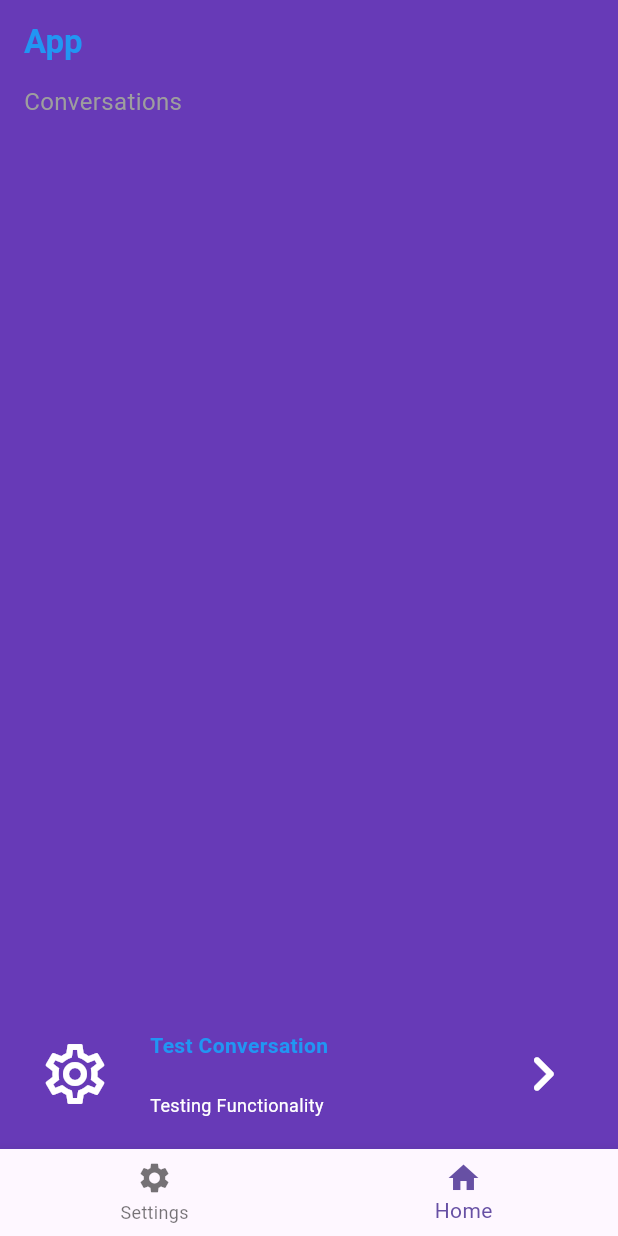
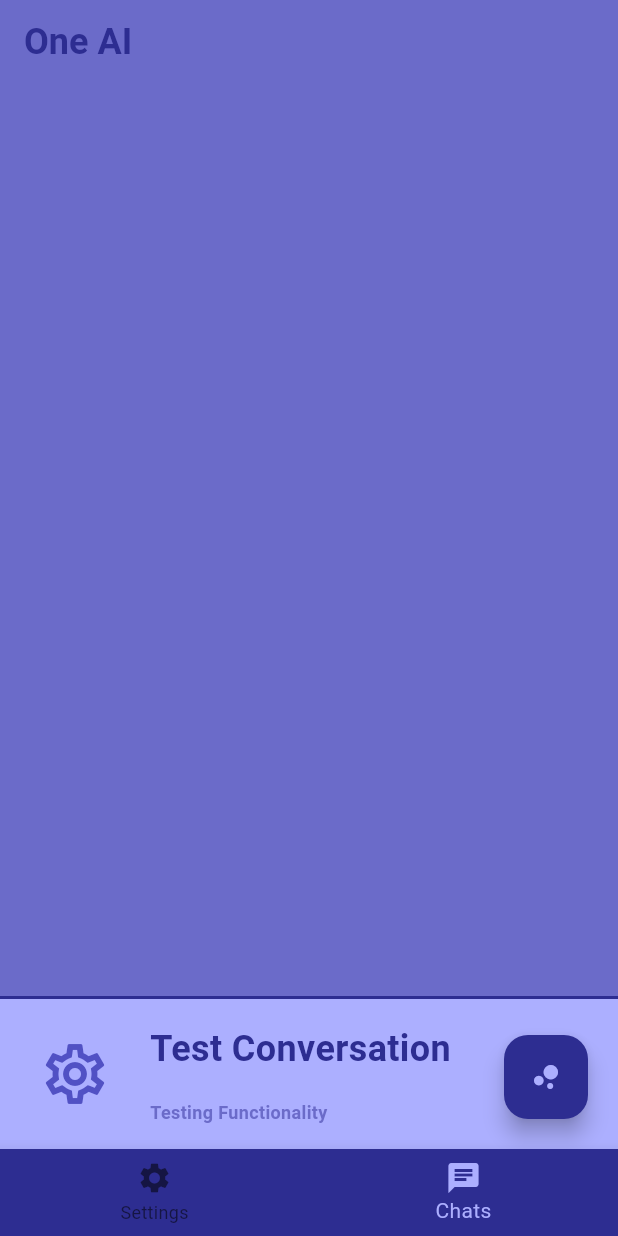
Before and after one commit to quaxlyqueen/one-ai, a Flutter app: the screen it shows after launch, on a phone screen of 412 x 824 dp. Run offline on Flutter 3.47's test engine with Material 3 defaults, Android fonts, the phone set to English and light mode, and no system bars; our stand-ins replace auto_size_text, cached_network_image, easy_debounce, flutter_animate, flutter_riverpod, google_fonts and 1 more; missing offline and left inert: flutterflow_ui; statements that could not run were skipped.

Commit message:
added send functionality to icon.

```diff
--- a/mobile/app/lib/components/conversation_thread/conversation.dart
+++ b/mobile/app/lib/components/conversation_thread/conversation.dart
@@ -18,7 +18,7 @@ class Conversation with ChangeNotifier {
   }
 
   void loadChats() {
-    chats = Server.getChatsByConversationID(conversationID);
+    chats = Backend.getChatsByConversationID(conversationID);
   }
 
   void setLabel() {
--- a/mobile/app/lib/components/conversation_thread/conversation_thread_model.dart
+++ b/mobile/app/lib/components/conversation_thread/conversation_thread_model.dart
@@ -20,7 +20,7 @@ class ConversationThreadModel extends FlutterFlowModel<ConversationThreadWidget>
 
   @override
   void initState(BuildContext context) {
-    conversation = Server.getLoadedConversation();
+    conversation = Backend.getLoadedConversation();
     promptBoxModel = createModel(context, () => PromptBoxModel());
   }
 
--- a/mobile/app/lib/main.dart
+++ b/mobile/app/lib/main.dart
@@ -28,13 +28,14 @@ BottomNavigationBarItem _buildNavigationItem(int index) {
       iconData = Icons.settings;
       break;
     case 1:
-      label = 'Home';
-      iconData = Icons.home;
+      label = 'Chats';
+      iconData = Icons.chat;
       break;
   }
   return BottomNavigationBarItem(
     icon: Icon(iconData),
     label: label,
+    backgroundColor: AppTheme.lightest,
   );
 }
 
@@ -63,15 +64,15 @@ class MyApp extends ConsumerWidget {
     final selectedIndex = ref.watch(selectedIndexProvider);
 
     return MaterialApp(
-      title: 'App',
+      title: 'One AI',
       home: Scaffold(
-        backgroundColor: AppTheme.secondaryBackground,
+        backgroundColor: AppTheme.medium,
         appBar: AppBar(
             backgroundColor: AppTheme.secondaryBackground,
             automaticallyImplyLeading: false,
             title: const Text(
-              'App',
-              style: AppTheme.headlineLarge,
+              'One AI',
+              style: AppTheme.displayLarge,
             ),
             actions: const [],
             centerTitle: false,
@@ -79,6 +80,8 @@ class MyApp extends ConsumerWidget {
           ),
         body: _pages[selectedIndex],
         bottomNavigationBar: BottomNavigationBar(
+          backgroundColor: AppTheme.darkest,
+          selectedItemColor: AppTheme.lightest,
           // Set the number of items to the length of the pages list
           items: List.generate(_pages.length, (index) => _buildNavigationItem(index)),
           currentIndex: selectedIndex,
--- a/mobile/app/lib/pages/conversations_list_widget.dart
+++ b/mobile/app/lib/pages/conversations_list_widget.dart
@@ -6,7 +6,6 @@ import 'package:app/util/server.dart';
 
 import 'package:flutterflow_ui/flutterflow_ui.dart';
 import 'package:flutter/material.dart';
-import 'package:flutter_riverpod/flutter_riverpod.dart';
 
 import 'conversations_list_model.dart';
 export 'conversations_list_model.dart';
@@ -29,10 +28,10 @@ class _ConversationsListWidgetState extends State<ConversationsListWidget> {
   @override
   void initState() {
     super.initState();
-    Server().init();
+    Backend().init();
 
     if(conversations.isEmpty) {
-      List<Conversation> convoys = Server.conversations;
+      List<Conversation> convoys = Backend.conversations;
       for(Conversation c in convoys) {
         conversations.add(ConversationWidget(conversation: c,));
       }
@@ -55,17 +54,12 @@ class _ConversationsListWidgetState extends State<ConversationsListWidget> {
           : FocusScope.of(context).unfocus(),
       child: SafeArea(
         top: true,
-            child: Column(
+            child: Stack(
+              children: [
+                Column(
                   mainAxisSize: MainAxisSize.max,
                   crossAxisAlignment: CrossAxisAlignment.start,
                   children: [
-                const Padding(
-                  padding: EdgeInsetsDirectional.fromSTEB(16, 0, 0, 0),
-                  child: Text(
-                    'Conversations',
-                    style: AppTheme.labelMedium,
-                  ),
-                ),
                     Expanded(
                       child: Align(
                         alignment: const AlignmentDirectional(0, 0),
@@ -78,23 +72,31 @@ class _ConversationsListWidgetState extends State<ConversationsListWidget> {
                               return Align(
                                 alignment: const AlignmentDirectional(0, 0),
                                 child: InkWell(
-                            splashColor: Colors.transparent,
-                            focusColor: Colors.transparent,
-                            hoverColor: Colors.transparent,
-                            highlightColor: Colors.transparent,
+                                  splashColor: AppTheme.accent,
+                                  focusColor: AppTheme.lightest,
+                                  hoverColor: AppTheme.dark,
+                                  highlightColor: AppTheme.darkest,
                                   // TODO
                                   // onTap: () async {
                                   //   context.pushNamed('Conversation');
                                   // },
+                                  child: Container(
+                                    decoration: const BoxDecoration(
+                                      //color: AppTheme.darkest,
+                                      border: Border(
+                                        top: BorderSide(width: 2.0, color: AppTheme.darkest),
+                                      ),
+                                    ),
                                     child: Row(
                                       mainAxisSize: MainAxisSize.max,
                                       mainAxisAlignment: MainAxisAlignment.start,
                                       crossAxisAlignment: CrossAxisAlignment.center,
+
                                       children: [
                                         Container(
                                           width: 100,
                                           height: 100,
-                                  decoration: const BoxDecoration(color: AppTheme.secondaryBackground,),
+                                          decoration: const BoxDecoration(color: AppTheme.lightest,),
                                           child: const Align(
                                             alignment: AlignmentDirectional(0, 0),
                                             child: Icon(
@@ -114,7 +116,7 @@ class _ConversationsListWidgetState extends State<ConversationsListWidget> {
                                                 minWidth: MediaQuery.sizeOf(context).width,
                                               ),
                                               decoration: const BoxDecoration(
-                                        color: AppTheme.secondaryBackground,
+                                                color: AppTheme.lightest,
                                                 shape: BoxShape.rectangle,
                                               ),
                                               child: Column(
@@ -129,7 +131,7 @@ class _ConversationsListWidgetState extends State<ConversationsListWidget> {
                                                       children: [
                                                         Text(
                                                           conversations[index].conversation.conversationLabel,
-                                                  style: AppTheme.headlineLarge,
+                                                          style: AppTheme.labelLarge,
                                                         ),
                                                       ],
                                                     ),
@@ -143,7 +145,7 @@ class _ConversationsListWidgetState extends State<ConversationsListWidget> {
                                                         Expanded(
                                                           child: Text(
                                                             conversations[index].conversation.conversationSubLabel,
-                                                    style: AppTheme.bodyMedium,
+                                                            style: AppTheme.labelSmall,
                                                           ),
                                                         ),
                                                       ],
@@ -158,7 +160,7 @@ class _ConversationsListWidgetState extends State<ConversationsListWidget> {
                                           width: 100,
                                           height: 100,
                                           decoration: const BoxDecoration(
-                                    color: AppTheme.secondaryBackground,
+                                            color: AppTheme.lightest,
                                           ),
                                           child: const Icon(
                                             Icons.chevron_right_rounded,
@@ -168,15 +170,13 @@ class _ConversationsListWidgetState extends State<ConversationsListWidget> {
                                         ),
                                       ],
                                     ),
+                                  ),
                                   onTap: () => {
-                              // TODO: Need to implement.
-                              // Get the conversation object based on the index
-                              // Use Navigator to push a new ConversationWidget with conversation data
-                              Server.loadConversation(index),
+                                    Backend.loadConversation(index),
                                     Navigator.push(
                                       context,
                                       MaterialPageRoute(
-                                  builder: (context) => ConversationWidget(conversation: Server.getLoadedConversation(),),
+                                        builder: (context) => ConversationWidget(conversation: Backend.getLoadedConversation(),),
                                       ),
                                     )
                                   },
@@ -192,6 +192,29 @@ class _ConversationsListWidgetState extends State<ConversationsListWidget> {
                     ),
                   ],
                 ),
+                Positioned(
+                  bottom: 20.0, // Adjust positioning as needed
+                  right: 20.0, // Adjust positioning as needed
+                  child: FloatingActionButton(
+                    onPressed: () => {
+                      Backend.loadConversation(Backend.maxConversationID), // TODO: Dynamically get the next ID
+                      conversations.add(ConversationWidget(conversation: Backend.getLoadedConversation())),
+                      Navigator.push(
+                        context,
+                        MaterialPageRoute(
+                          builder: (context) => ConversationWidget(conversation: Backend.getLoadedConversation(),),
+                        ),
+                      ), // Handle the button press
+                    },
+                    backgroundColor: AppTheme.darkest,
+                    child: const Icon(
+                      Icons.bubble_chart,
+                      color: AppTheme.lightest,
+                    ),
+                  ),
+                ),
+              ],
+            ),
       ),
     );
   }
--- a/mobile/app/lib/theme.dart
+++ b/mobile/app/lib/theme.dart
@@ -1,37 +1,45 @@
 import 'package:flutter/material.dart';
 
 class AppTheme {
-  static const primary = Colors.deepPurple;
-  static const secondary = Colors.deepPurpleAccent;
-  static const tertiary = Colors.white;
-  static const alternate = Colors.deepPurple;
+  static const darkest = Color.fromARGB(255, 45, 45, 145);
+  static const dark = Color.fromARGB(255, 81, 81, 196);
+  static const medium = Color.fromARGB(255, 107, 107, 201);
+  static const light = Color.fromARGB(255, 155, 155, 255);
+  static const lightest = Color.fromARGB(255, 172, 175, 255);
+  static const accent = Color.fromARGB(255, 255, 113, 0);
+  static const accent2 = Color.fromARGB(255, 255, 164, 79);
 
-  static const accent1 = Colors.amber;
-  static const accent4 = Colors.amber;
+  static const primaryBackground = darkest;
+  static const secondaryBackground = medium;
+  static const primaryTextColor = darkest;
+  static const primaryText = TextStyle(color: primaryTextColor, fontSize: 16);
+  static const secondaryText = dark;
 
-  static const primaryBackground = Colors.deepPurpleAccent;
-  static const secondaryBackground = Colors.deepPurple;
+  static const accent1 = lightest;
+  static const accent4 = accent2;
+  static const primary = dark;
+  static const secondary = medium;
+  static const tertiary = light;
+  static const alternate = lightest;
 
-  static const primaryTextColor = Colors.white;
-  static const primaryText = TextStyle(color: primaryTextColor, fontSize: 12);
-  static const secondaryText = Colors.white;
-
-  static const bodyLarge = TextStyle(color: Colors.white, fontSize: 24);
-  static const bodyMedium = TextStyle(color: Colors.white, fontSize: 12);
-  static const bodySmall = TextStyle(color: Colors.white, fontSize: 10);
+  static const bodyLarge = TextStyle(color: light, fontSize: 24, fontWeight: FontWeight.bold);
+  static const bodyMedium = TextStyle(color: lightest, fontSize: 16);
+  static const bodySmall = TextStyle(color: light, fontSize: 12);
 
   static const error = Colors.red;
   static const info = Colors.grey;
 
-  static const displaySmall = TextStyle(color: Colors.white, fontSize: 12);
+  static const displayLarge = TextStyle(color: darkest, fontSize: 24, fontWeight: FontWeight.bold);
+  static const displayMedium = TextStyle(color: dark, fontSize: 16, fontWeight: FontWeight.bold);
+  static const displaySmall = TextStyle(color: lightest, fontSize: 12, fontWeight: FontWeight.bold);
 
-  static const labelLarge = TextStyle(color: Colors.black, fontSize: 24);
-  static const labelMedium = TextStyle(color: Colors.grey, fontSize: 16);
-  static const labelSmall = TextStyle(color: Colors.grey, fontSize: 12);
+  static const labelLarge = TextStyle(color: darkest, fontSize: 24, fontWeight: FontWeight.bold);
+  static const labelMedium = TextStyle(color: dark, fontSize: 16, fontWeight: FontWeight.bold);
+  static const labelSmall = TextStyle(color: medium, fontSize: 12, fontWeight: FontWeight.bold);
 
-  static const headlineLarge = TextStyle(color: Colors.blue, fontWeight: FontWeight.bold);
-  static const headlineMedium = TextStyle(color: Colors.blue, fontWeight: FontWeight.bold);
-  static const headlineSmall = TextStyle(color: Colors.blue, fontWeight: FontWeight.bold);
+  static const headlineLarge = TextStyle(color: medium, fontWeight: FontWeight.bold);
+  static const headlineMedium = TextStyle(color: light, fontWeight: FontWeight.bold);
+  static const headlineSmall = TextStyle(color: lightest, fontWeight: FontWeight.bold);
 
   static const titleLarge = TextStyle(fontFamily: 'Outfit', letterSpacing: 0, fontSize: 24);
   static const titleSmall = TextStyle(fontFamily: 'Outfit', letterSpacing: 0, fontSize: 16);
--- /dev/null
+++ b/mobile/app/lib/util/model.dart
@@ -0,0 +1,5 @@
+class Model {
+  late String name;
+
+  Model(this.name);
+}
--- a/mobile/app/lib/util/server.dart
+++ b/mobile/app/lib/util/server.dart
@@ -6,11 +6,13 @@ import 'package:app/components/conversation_thread/chat.dart';
 
 import 'package:app/util/speech_to_text.dart';
 
+import 'model.dart';
+
 // Uses Singleton design pattern to ensure that any server references across the app are using the same instance.
-class Server {
+class Backend {
   //     SERVER VARIABLES
-  static final Server _single_server = Server._internal();
-  Server._internal();
+  static final Backend _single_backend = Backend._internal();
+  Backend._internal();
   // TODO: One-time process to establish server connection is required for easy setup/maintenance.
   static final url = "http://10.0.2.2:11434/api/"; // For emulated device in testing
   //static final url = "http://192.168.1.68:11434/api"; // For local access to home server
@@ -28,29 +30,35 @@ class Server {
   //     PRIVACY VARIABLES
   static bool _historyEnabled = true;
   static late int conversationID;
+  static late int maxConversationID;
   static List<Conversation> conversations = [];
   static List<Chat> loadedChats = [];
 
 
 
   //     RUNTIME & STATUS VARIABLES
+  static late Model model;
   static String prompt = "";
   static String response = "";
   static bool initiated = false;
 
   // TODO: Verify all different components of STT, TTS, LLM, etc have been initialized.
   // TODO: Handshake w/ server to validate identity
-  factory Server() {
+  factory Backend() {
     // Speech-To-Text engine activation.
     _speechEnabled = stt.isSpeechEnabled();
 
     // loadedChats = conversations[conversationID].chats;
 
-    return _single_server;
+    return _single_backend;
   }
 
   void init() {
     initiated = true;
+
+    // TODO: Dynamically get available models and models that can be pulled.
+    // TODO: Dynamically get the user's default model
+    model = Model("llama3"); // Primarily used llama3, testing gemma2
 
     // TODO: Dynamically obtain conversations.
     conversations.add(
@@ -64,6 +72,8 @@ class Server {
         ]
       )
     );
+
+    maxConversationID = conversations.length;
 
     // conversations.add(
     //     Conversation.completeConversation(
@@ -81,9 +91,12 @@ class Server {
 
 
   //     PRIMARY INTERFACE
+  @Deprecated("Use STT interface directly and use respondWhenReady().")
   static Future<String> sttGetResponseWhenReady() async {
     // TODO: In case on-device STT is unavailable, use server-side STT service.
-    if (!_speechEnabled) "Unable to process Speech-To-Text on-device.";
+    if (!_speechEnabled) {
+      return "Unable to process Speech-To-Text on-device.";
+    }
 
     prompt = stt.getTextWhenReady() as String;
     conversations[conversationID].add(Chat(prompt, true));
@@ -109,6 +122,11 @@ class Server {
   // Load conversation should be called prior to any other server requests.
   static void loadConversation(id) {
     conversationID = id;
+    if(maxConversationID == id) {
+      conversations.add(Conversation(conversationID, "Conversation $id", "Another AI conversation"));
+      maxConversationID++;
+    }
+
     loadedChats = conversations[conversationID].chats;
   }
 
@@ -144,7 +162,7 @@ class Server {
       List<Map<String, String>> messageList = convertMessages();
 
       data = {
-        "model": "llama3",
+        "model": model.name,
         "messages": messageList,
         "stream": false,
       };
@@ -152,7 +170,7 @@ class Server {
     else {
       endpoint = "generate";
       data = {
-        "model": "llama3",
+        "model": model.name,
         "prompt": prompt,
         "stream": false,
       };
--- a/mobile/app/lib/util/speech_to_text.dart
+++ b/mobile/app/lib/util/speech_to_text.dart
@@ -3,15 +3,15 @@ import 'package:speech_to_text/speech_to_text.dart' as stt;
 
 /// Handles standard Speech-To-Text using on-device processing.
 class SpeechToText {
-  final stt.SpeechToText _speechToText = stt.SpeechToText();
-  bool _speechEnabled = false;
+  final stt.SpeechToText speechToText = stt.SpeechToText();
+  bool speechEnabled = false;
   String text = "";
 
   // Check if speech recognition is enabled.
-  bool isSpeechEnabled() => _speechEnabled;
+  bool isSpeechEnabled() => speechEnabled;
 
   Future<String> getTextWhenReady() async {
-    await _speechToText.stop();
+    await speechToText.stop();
     return text;
   }
 
@@ -22,22 +22,22 @@ class SpeechToText {
   void reset() => text = "";
 
   /// Start a speech recognition session
-  void _startListening() async => await _speechToText.listen(onResult: _onSpeechResult);
+  void startListening() async => await speechToText.listen(onResult: onSpeechResult);
 
   /// Manually stop the active speech recognition session
   /// Note that there are also timeouts that each platform enforces
   /// and the SpeechToText plugin supports setting timeouts on the
   /// listen method.
-  void _stopListening() async => await _speechToText.stop();
+  void stopListening() async => await speechToText.stop();
 
   SpeechToText() {
-    _initSpeech();
+    initSpeech();
   }
 
   /// This has to happen only once per app
-  void _initSpeech() async => _speechEnabled = await _speechToText.initialize();
+  void initSpeech() async => speechEnabled = await speechToText.initialize();
 
   /// This is the callback that the SpeechToText plugin calls when
   /// the platform returns recognized words.
-  void _onSpeechResult(SpeechRecognitionResult result) => text = result.recognizedWords;
+  String onSpeechResult(SpeechRecognitionResult result) => (text = result.recognizedWords);
 }
```
Also changed, not shown: mobile/app/lib/components/conversation_thread/chat_bubble_widget.dart (+6 -2 lines), mobile/app/lib/components/conversation_thread/conversation_thread_widget.dart (+72 -74 lines), mobile/app/lib/components/model_item/model_item_widget.dart (+14 -9 lines), mobile/app/lib/components/prompt_box/prompt_box_widget.dart (+38 -15 lines), mobile/app/lib/pages/conversation_widget.dart (+3 -8 lines). Lines whose indentation alone changed are shown as unchanged.
